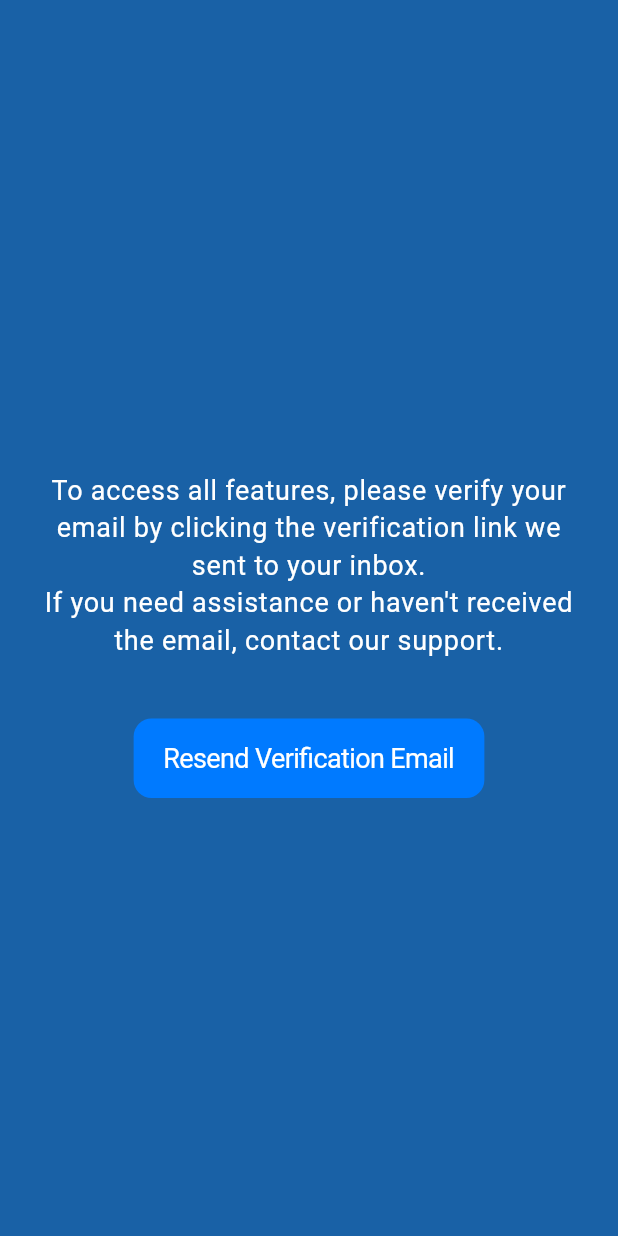
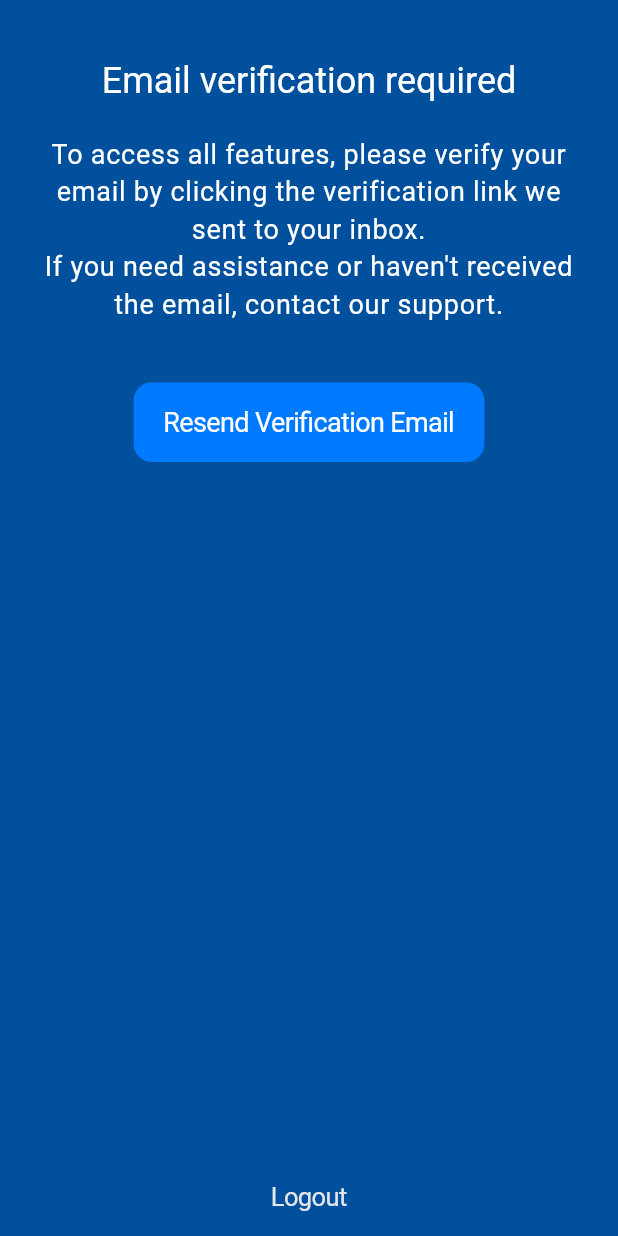
Before and after one commit to dev-damien/ShoppingList_Flutter, a Flutter app: the VerifyMailOverlay widget shown alone on an empty page, opened directly with empty values, on a phone screen of 412 x 824 dp. Run offline on Flutter 3.47's test engine with Material 2 defaults, Android fonts, the phone set to English and light mode, and no system bars; our stand-ins replace auto_route, bloc, cloud_firestore, dartz, equatable, firebase_auth and 6 more; missing offline and left inert: flutter_barcode_scanner, mobile_scanner; accounts and stored records are empty; Roboto replaces fonts that are missing (Helvetica).

Commit message:
user has to verify his mail
the user has to verify his mail before he can access the app

```diff
--- a/shoppinglist/lib/01_presentation/account/widgets/verify_mail.dart
+++ b/shoppinglist/lib/01_presentation/account/widgets/verify_mail.dart
@@ -1,4 +1,11 @@
+import 'dart:async';
+
+import 'package:firebase_auth/firebase_auth.dart';
 import 'package:flutter/cupertino.dart';
+import 'package:flutter/material.dart';
+import 'package:flutter_bloc/flutter_bloc.dart';
+import 'package:shoppinglist/02_application/auth/authbloc/auth_bloc.dart';
+import 'package:shoppinglist/02_application/verification/userVerification/user_verification_bloc.dart';
 import 'package:shoppinglist/injection.dart';
 
 class VerifyMailOverlay extends StatelessWidget {
@@ -11,17 +18,28 @@ class VerifyMailOverlay extends StatelessWidget {
 
   @override
   Widget build(BuildContext context) {
+    final refreshTimer = Timer.periodic(const Duration(seconds: 3), (Timer t) {
+      sl<FirebaseAuth>().currentUser?.reload();
+    });
     return IgnorePointer(
       ignoring: isEmailAuthenticated,
       child: Visibility(
-          visible: !isEmailAuthenticated,
-          child: Container(
-            height: double.infinity,
-            width: double.infinity,
-            color: const Color.fromRGBO(0, 80, 157, 0.9),
+        visible: !isEmailAuthenticated,
+        child: Container(
+          height: double.infinity,
+          width: double.infinity,
+          color: const Color.fromRGBO(0, 80, 157, 1),
+          child: SafeArea(
             child: Column(
               mainAxisAlignment: MainAxisAlignment.center,
               children: [
+                const SizedBox(
+                  height: 40,
+                ),
+                const Text(
+                  'Email verification required',
+                  style: TextStyle(color: CupertinoColors.white, fontSize: 24),
+                ),
                 const Padding(
                   padding: EdgeInsets.all(21.0),
                   child: Text(
@@ -38,6 +56,77 @@ class VerifyMailOverlay extends StatelessWidget {
                   ),
                 ),
                 const SizedBox(height: 20),
+                BlocBuilder<UserVerificationBloc, UserVerificationState>(
+                  builder: (context, state) {
+                    if (state is UserVerificationInProgress) {
+                      return const Column(
+                        mainAxisAlignment: MainAxisAlignment.center,
+                        children: [
+                          Text(
+                            'Sending new verification mail ...',
+                            style: TextStyle(
+                              color: CupertinoColors.white,
+                            ),
+                          ),
+                          SizedBox(
+                            height: 10,
+                          ),
+                          CupertinoActivityIndicator(
+                            color: CupertinoColors.white,
+                          ),
+                          SizedBox(
+                            height: 20,
+                          ),
+                        ],
+                      );
+                    }
+                    if (state is UserVerificationFailure) {
+                      return const Padding(
+                        padding: EdgeInsets.all(16.0),
+                        child: Column(
+                          children: [
+                            Icon(
+                              Icons.error,
+                              color: CupertinoColors.destructiveRed,
+                              size: 42,
+                            ),
+                            Text(
+                              'Verification email sending is temporarily unavailable. Please try again later.',
+                              style: TextStyle(
+                                color: CupertinoColors.white,
+                                fontSize: 18,
+                              ),
+                              textAlign: TextAlign.center,
+                            ),
+                          ],
+                        ),
+                      );
+                    }
+                    if (state is UserVerificationSuccess) {
+                      return const Padding(
+                        padding: EdgeInsets.all(16.0),
+                        child: Column(
+                          children: [
+                            Icon(
+                              Icons.mark_email_read_rounded,
+                              color: CupertinoColors.activeGreen,
+                              size: 42,
+                            ),
+                            Text(
+                              'Success! We have resent the verification email to your inbox. Please check your email and follow the link to complete the verification process.',
+                              style: TextStyle(
+                                fontSize: 18,
+                                color: CupertinoColors.white,
+                              ),
+                              textAlign: TextAlign.center,
+                            ),
+                          ],
+                        ),
+                      );
+                    }
+                    return const SizedBox();
+                  },
+                ),
                 CupertinoButton.filled(
                   child: const Text(
                     'Resend Verification Email',
@@ -47,16 +136,30 @@ class VerifyMailOverlay extends StatelessWidget {
                     ),
                   ),
                   onPressed: () {
-                    sendVerificationMail();
+                    // send verification mail to user
+                    BlocProvider.of<UserVerificationBloc>(context)
+                        .add(sendVerificationMail());
                   },
+                ),
+                Expanded(
+                  child: CupertinoButton(
+                    alignment: Alignment.bottomCenter,
+                    child: const Text(
+                      'Logout',
+                      style: TextStyle(
+                        color: CupertinoColors.lightBackgroundGray,
+                      ),
+                    ),
+                    onPressed: () => BlocProvider.of<AuthBloc>(context).add(
+                      SignOutPressedEvent(),
+                    ),
+                  ),
                 ),
               ],
             ),
-          )),
+          ),
+        ),
+      ),
     );
   }
-
-  sendVerificationMail() {
-
-  }
 }
--- a/shoppinglist/lib/02_application/user/observer/user_observer_state.dart
+++ b/shoppinglist/lib/02_application/user/observer/user_observer_state.dart
@@ -8,12 +8,14 @@ class UserObserverLoading extends UserObserverState {}
 
 class UserObserverFailure extends UserObserverState {
   final UserFailure userFailure;
+
   UserObserverFailure({required this.userFailure});
 }
 
 class UserObserverSuccess extends UserObserverState {
   final UserData userData;
   final bool isEmailAuhenticated;
+
   UserObserverSuccess({
     required this.userData,
     required this.isEmailAuhenticated,
--- /dev/null
+++ b/shoppinglist/lib/02_application/verification/userVerification/user_verification_bloc.dart
@@ -0,0 +1,28 @@
+import 'package:bloc/bloc.dart';
+import 'package:equatable/equatable.dart';
+import 'package:shoppinglist/03_domain/usecases/auth_usecases.dart';
+import 'package:shoppinglist/core/failures/user_failures.dart';
+
+part 'user_verification_event.dart';
+part 'user_verification_state.dart';
+
+class UserVerificationBloc
+    extends Bloc<UserVerificationEvent, UserVerificationState> {
+  final AuthUsecases authUsecases;
+
+  UserVerificationBloc({required this.authUsecases})
+      : super(UserVerificationInitial()) {
+    on<sendVerificationMail>(
+      (event, emit) async {
+        emit(UserVerificationInProgress());
+        try {
+          await authUsecases.sendVerificationMail();
+          await Future.delayed(const Duration(seconds: 2));
+          emit(UserVerificationSuccess());
+        } catch (e) {
+          emit(UserVerificationFailure(userFailure: UnexpectedFailure()));
+        }
+      },
+    );
+  }
+}
--- /dev/null
+++ b/shoppinglist/lib/02_application/verification/userVerification/user_verification_event.dart
@@ -0,0 +1,10 @@
+part of 'user_verification_bloc.dart';
+
+abstract class UserVerificationEvent extends Equatable {
+  const UserVerificationEvent();
+
+  @override
+  List<Object> get props => [];
+}
+
+class sendVerificationMail extends UserVerificationEvent {}
--- /dev/null
+++ b/shoppinglist/lib/02_application/verification/userVerification/user_verification_state.dart
@@ -0,0 +1,23 @@
+// ignore_for_file: public_member_api_docs, sort_constructors_first
+part of 'user_verification_bloc.dart';
+
+abstract class UserVerificationState extends Equatable {
+  const UserVerificationState();
+
+  @override
+  List<Object> get props => [];
+}
+
+class UserVerificationInitial extends UserVerificationState {}
+
+class UserVerificationInProgress extends UserVerificationState {}
+
+class UserVerificationFailure extends UserVerificationState {
+  final UserFailure userFailure;
+
+  const UserVerificationFailure({
+    required this.userFailure,
+  });
+}
+
+class UserVerificationSuccess extends UserVerificationState {}
--- a/shoppinglist/lib/03_domain/usecases/auth_usecases.dart
+++ b/shoppinglist/lib/03_domain/usecases/auth_usecases.dart
@@ -37,6 +37,6 @@ class AuthUsecases {
   }
 
   Future<bool> isEmailAuthenticated() async {
-    return authRepository.isEmailAuthenticated();
+    return await authRepository.isEmailAuthenticated();
   }
 }
--- a/shoppinglist/lib/04_infrastructure/repositories/auth_repository_impl.dart
+++ b/shoppinglist/lib/04_infrastructure/repositories/auth_repository_impl.dart
@@ -83,7 +83,10 @@ class AuthRepositoryImpl implements AuthRepository {
 
   @override
   Future<void> sendVerificationMail() async {
-    await firebaseAuth.currentUser?.sendEmailVerification();
+    print('authrepo -> sendVerificationMail()');
+    await isEmailAuthenticated()
+        ? null
+        : firebaseAuth.currentUser?.sendEmailVerification();
   }
 
   @override
--- a/shoppinglist/lib/injection.dart
+++ b/shoppinglist/lib/injection.dart
@@ -40,6 +40,7 @@ import 'package:shoppinglist/04_infrastructure/repositories/list_repository_impl
 import 'package:shoppinglist/04_infrastructure/repositories/user_repository_impl.dart';
 
 import '02_application/friend_requests/observer/friend_requests_observer_bloc.dart';
+import '02_application/verification/userVerification/user_verification_bloc.dart';
 import '04_infrastructure/local/theme_local_storage.dart';
 
 final sl = GetIt.I; //service locator
@@ -67,6 +68,11 @@ Future<void> init() async {
   );
   sl.registerFactory(
     () => AuthBloc(
+      authUsecases: sl(),
+    ),
+  );
+  sl.registerFactory(
+    () => UserVerificationBloc(
       authUsecases: sl(),
     ),
   );
--- a/shoppinglist/lib/main.dart
+++ b/shoppinglist/lib/main.dart
@@ -12,6 +12,7 @@ import 'package:shoppinglist/02_application/lists/list_form/list_form_bloc.dart'
 import 'package:shoppinglist/02_application/lists/observer/list_observer_bloc.dart';
 import 'package:shoppinglist/02_application/user/controller/user_controller_bloc.dart';
 import 'package:shoppinglist/02_application/user/observer/user_observer_bloc.dart';
+import 'package:shoppinglist/02_application/verification/userVerification/user_verification_bloc.dart';
 import 'package:shoppinglist/firebase_options.dart';
 import 'package:shoppinglist/injection.dart' as di;
 import 'package:shoppinglist/01_presentation/routes/router.gr.dart' as r;
@@ -79,6 +80,9 @@ class MyApp extends StatelessWidget {
         BlocProvider(
           create: (context) => di.sl<UserControllerBloc>(),
         ),
+        BlocProvider(
+          create: (context) => di.sl<UserVerificationBloc>(),
+        ),
       ],
       child: CupertinoApp.router(
         routeInformationParser: _appRouter.defaultRouteParser(),
```
